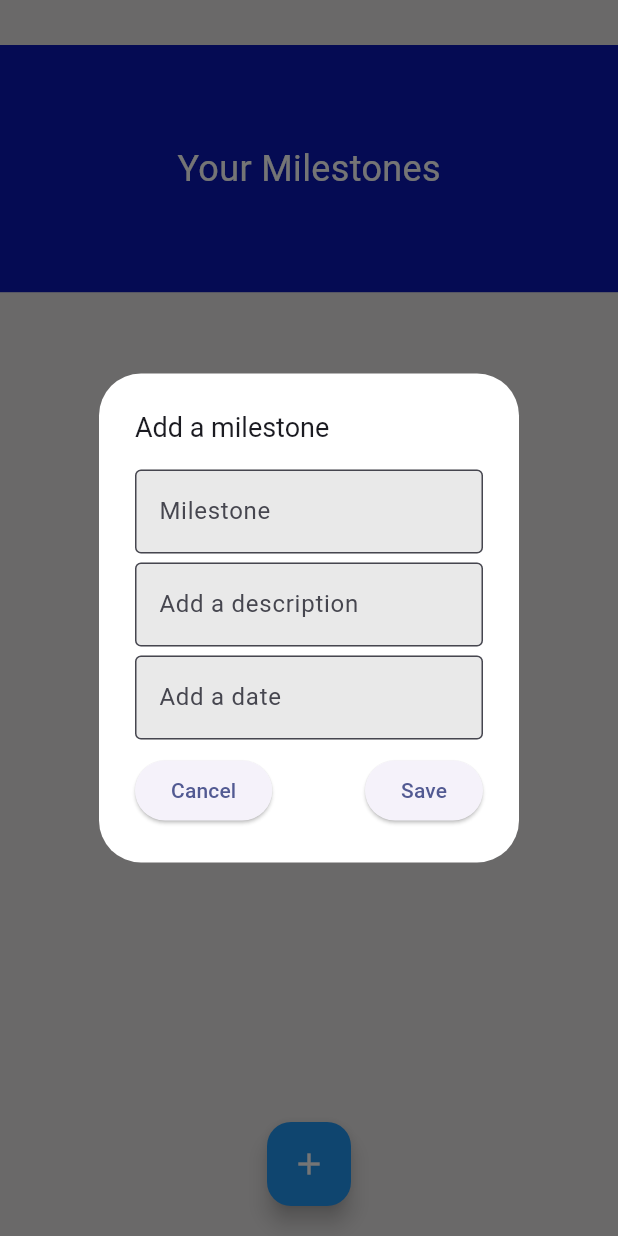
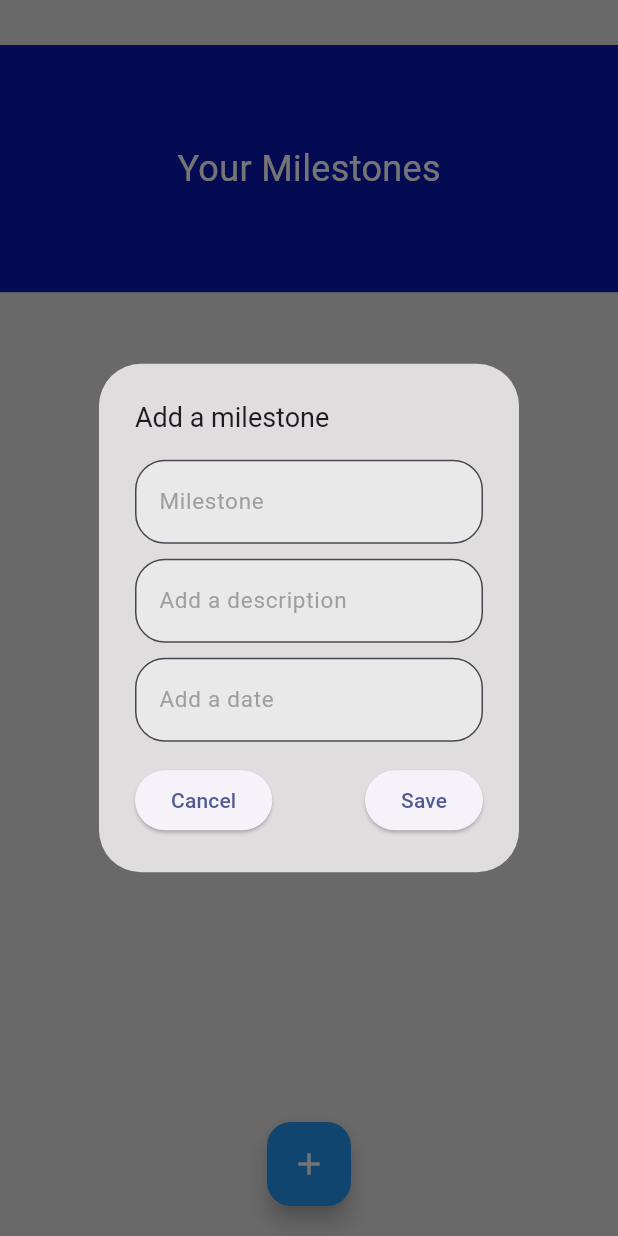
Before and after one commit to Maverickk6/baby-milestone-tracker, a Flutter app: the HomeScreen screen opened by its route, after a tap on the "add" icon, on a phone screen of 412 x 824 dp. Run offline on Flutter 3.47's test engine with Material 3 defaults, Android fonts, the phone set to English and light mode, and no system bars; our stand-ins replace flutter_svg, gap, get, introduction_screen; missing offline and left inert: sqfentity, sqfentity_gen.

Commit message:
few ui improvements

```diff
--- a/lib/widgets/add_dialog.dart
+++ b/lib/widgets/add_dialog.dart
@@ -1,16 +1,18 @@
 import 'package:flutter/material.dart';
 import 'package:gap/gap.dart';
 import 'package:get/get.dart';
+import '../utils/utils.dart';
 
 import '../view_model/milestone_viewmodel.dart';
 
 showAddDialog(BuildContext context) {
   final milestoneView = Get.put(MilestoneController());
+  final deviceSize = context.deviceSize;
 
   return showDialog(
     context: context,
     builder: (_) => AlertDialog(
-      backgroundColor: Colors.white,
+      backgroundColor: Color.fromARGB(255, 223, 221, 221),
       title: const Text('Add a milestone', style: TextStyle(fontSize: 18)),
       content: Container(
         decoration: BoxDecoration(
@@ -20,33 +22,52 @@ showAddDialog(BuildContext context) {
           mainAxisSize: MainAxisSize.min,
           children: [
             TextField(
-              decoration: const InputDecoration(
-                border: OutlineInputBorder(),
-                labelText: 'Milestone',
+              decoration: InputDecoration(
+                  border: OutlineInputBorder(
+                    borderSide: BorderSide(
+                        color: Color.fromARGB(31, 209, 207, 207), width: 1),
+                    borderRadius: BorderRadius.circular(20),
+                  ),
+                  hintText: 'Milestone',
+                  hintStyle: TextStyle(color: Colors.grey, fontSize: 15),
                   filled: true,
                   fillColor: Color.fromARGB(255, 233, 233, 233),
+                  constraints: BoxConstraints(
+                    maxHeight: deviceSize.height * 0.07,
+                  )
                   // hintText: 'Add a milestone',
                   ),
               controller: milestoneView.typetext,
             ),
-            const Gap(6),
+            const Gap(10),
             TextField(
-              decoration: const InputDecoration(
-                border: OutlineInputBorder(),
-                labelText: 'Add a description',
+              decoration: InputDecoration(
+                  border: OutlineInputBorder(
+                    borderRadius: BorderRadius.circular(20),
+                  ),
+                  hintText: 'Add a description',
+                  hintStyle: TextStyle(color: Colors.grey, fontSize: 15),
                   filled: true,
                   fillColor: Color.fromARGB(255, 233, 233, 233),
+                  constraints:
+                      BoxConstraints(maxHeight: deviceSize.height * 0.07)
                   // hintText: 'Add a milestone',
                   ),
               controller: milestoneView.descriptiontext,
             ),
-            const Gap(6),
+            const Gap(10),
             TextField(
-              decoration: const InputDecoration(
-                border: OutlineInputBorder(),
-                labelText: 'Add a date',
+              decoration: InputDecoration(
+                  border: OutlineInputBorder(
+                    borderRadius: BorderRadius.circular(20),
+                  ),
+                  hintText: 'Add a date',
+                  hintStyle: TextStyle(color: Colors.grey, fontSize: 15),
                   filled: true,
                   fillColor: Color.fromARGB(255, 233, 233, 233),
+                  constraints: BoxConstraints(
+                    maxHeight: deviceSize.height * 0.07,
+                  )
                   // hintText: 'Add a milestone',
                   ),
               readOnly: true,
@@ -55,7 +76,7 @@ showAddDialog(BuildContext context) {
                 _selectDate(context);
               },
             ),
-            const Gap(10),
+            const Gap(15),
             Row(
               mainAxisAlignment: MainAxisAlignment.spaceBetween,
               children: [
```
Also changed, not shown: lib/widgets/edit_dialog.dart (+20 -8 lines). Lines whose indentation alone changed are shown as unchanged.
